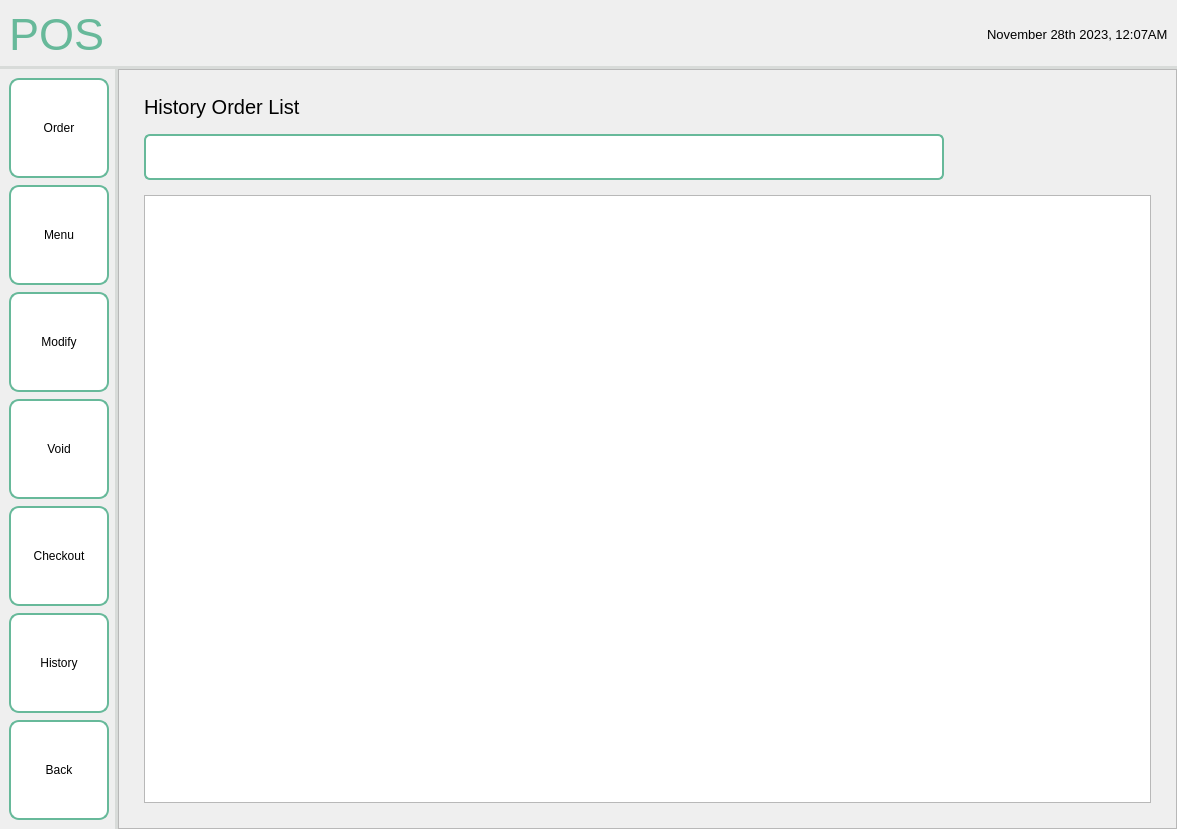
The window that screens/ui/employee_ui/employee_pos/posHistory.ui (sehae/POS-with-Inventory-System) describes before a commit, drawn with Qt 5.
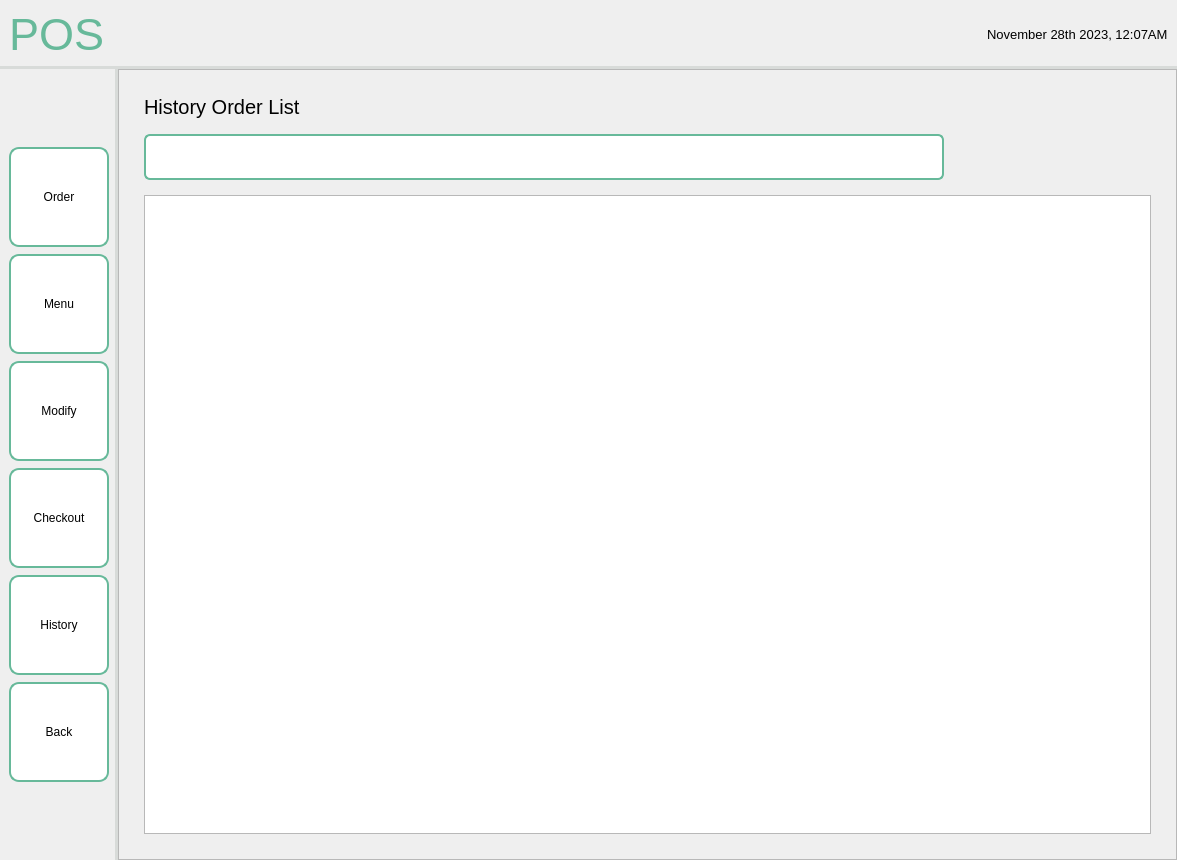
The same window after the commit.

Diff of the .ui file:
```diff
--- a/screens/ui/employee_ui/employee_pos/posHistory.ui
+++ b/screens/ui/employee_ui/employee_pos/posHistory.ui
@@ -7,7 +7,7 @@
     <x>0</x>
     <y>0</y>
     <width>1177</width>
-    <height>796</height>
+    <height>860</height>
    </rect>
   </property>
   <property name="windowTitle">
@@ -199,43 +199,6 @@
             </property>
            </widget>
           </item>
-          <item>
-           <widget class="QPushButton" name="voidBTN">
-            <property name="minimumSize">
-             <size>
-              <width>100</width>
-              <height>100</height>
-             </size>
-            </property>
-            <property name="maximumSize">
-             <size>
-              <width>100</width>
-              <height>100</height>
-             </size>
-            </property>
-            <property name="styleSheet">
-             <string notr="true">QPushButton {
-    background-color: white;
-    border: 2px solid #67B99A;
-    color: black;
-    padding: 8px 16px;
-    border-radius: 10px;
-}
-
-QPushButton:hover {
-    border: 2px solid #4D926D;
-}
-
-QPushButton:pressed {
-	background-color: #F0F0F0;
-	border: 2px solid #265C42;
-}</string>
-            </property>
-            <property name="text">
-             <string>Void</string>
-            </property>
-           </widget>
-          </item>
           <item>
            <widget class="QPushButton" name="checkoutBTN">
             <property name="minimumSize">
```
